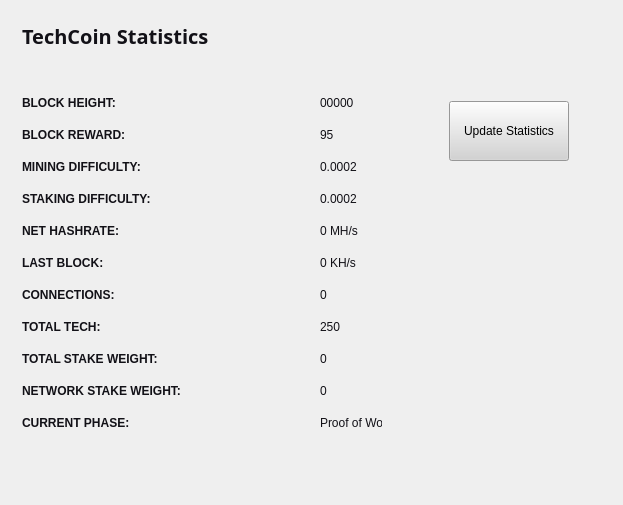
This is src/qt/forms/statisticspage.ui in techcoincommunity/techcoin as Qt 5 draws it before an edit. The edited form follows.
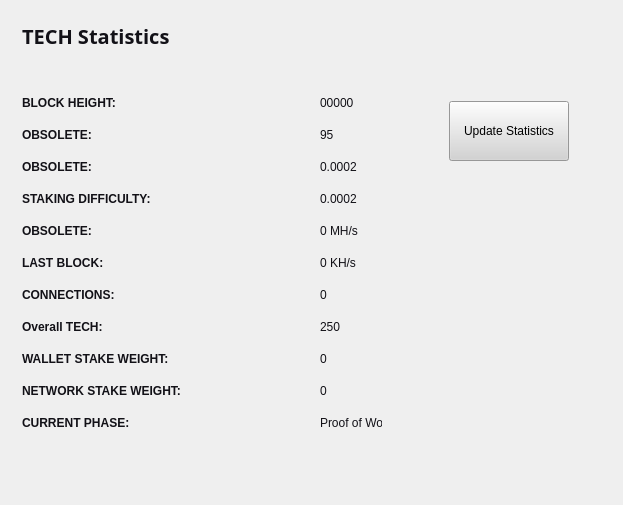
This is the edited form.

```diff
--- a/src/qt/forms/statisticspage.ui
+++ b/src/qt/forms/statisticspage.ui
@@ -105,7 +105,7 @@
         <item row="2" column="0">
          <widget class="QLabel" name="label_12">
           <property name="text">
-           <string>&lt;html&gt;&lt;head/&gt;&lt;body&gt;&lt;p&gt;&lt;span style=&quot; font-weight:600; color:#121117;&quot;&gt;BLOCK REWARD:&lt;/span&gt;&lt;/p&gt;&lt;/body&gt;&lt;/html&gt;</string>
+           <string>&lt;html&gt;&lt;head/&gt;&lt;body&gt;&lt;p&gt;&lt;span style=&quot; font-weight:600; color:#121117;&quot;&gt;OBSOLETE:&lt;/span&gt;&lt;/p&gt;&lt;/body&gt;&lt;/html&gt;</string>
           </property>
          </widget>
         </item>
@@ -122,7 +122,7 @@
         <item row="3" column="0">
          <widget class="QLabel" name="label_13">
           <property name="text">
-           <string>&lt;html&gt;&lt;head/&gt;&lt;body&gt;&lt;p&gt;&lt;span style=&quot; font-weight:600; color:#121117;&quot;&gt;MINING DIFFICULTY:&lt;/span&gt;&lt;/p&gt;&lt;/body&gt;&lt;/html&gt;</string>
+           <string>&lt;html&gt;&lt;head/&gt;&lt;body&gt;&lt;p&gt;&lt;span style=&quot; font-weight:600; color:#121117;&quot;&gt;OBSOLETE:&lt;/span&gt;&lt;/p&gt;&lt;/body&gt;&lt;/html&gt;</string>
           </property>
          </widget>
         </item>
@@ -206,7 +206,7 @@
         <item row="8" column="0">
          <widget class="QLabel" name="label_8">
           <property name="text">
-           <string>&lt;html&gt;&lt;head/&gt;&lt;body&gt;&lt;p&gt;&lt;span style=&quot; font-weight:600; color:#121117;&quot;&gt;TOTAL TECH:&lt;/span&gt;&lt;/p&gt;&lt;/body&gt;&lt;/html&gt;</string>
+           <string>&lt;html&gt;&lt;head/&gt;&lt;body&gt;&lt;p&gt;&lt;span style=&quot; font-weight:600; color:#121117;&quot;&gt;Overall TECH:&lt;/span&gt;&lt;/p&gt;&lt;/body&gt;&lt;/html&gt;</string>
           </property>
          </widget>
         </item>
@@ -223,7 +223,7 @@
         <item row="9" column="0">
          <widget class="QLabel" name="label_10">
           <property name="text">
-           <string>&lt;html&gt;&lt;head/&gt;&lt;body&gt;&lt;p&gt;&lt;span style=&quot; font-weight:600; color:#121117;&quot;&gt;TOTAL STAKE WEIGHT:&lt;/span&gt;&lt;/p&gt;&lt;/body&gt;&lt;/html&gt;</string>
+           <string>&lt;html&gt;&lt;head/&gt;&lt;body&gt;&lt;p&gt;&lt;span style=&quot; font-weight:600; color:#121117;&quot;&gt;WALLET STAKE WEIGHT:&lt;/span&gt;&lt;/p&gt;&lt;/body&gt;&lt;/html&gt;</string>
           </property>
          </widget>
         </item>
@@ -274,7 +274,7 @@
         <item row="5" column="0">
          <widget class="QLabel" name="label_16">
           <property name="text">
-           <string>&lt;html&gt;&lt;head/&gt;&lt;body&gt;&lt;p&gt;&lt;span style=&quot; font-weight:600; color:#121117;&quot;&gt;NET HASHRATE:&lt;/span&gt;&lt;/p&gt;&lt;/body&gt;&lt;/html&gt;</string>
+           <string>&lt;html&gt;&lt;head/&gt;&lt;body&gt;&lt;p&gt;&lt;span style=&quot; font-weight:600; color:#121117;&quot;&gt;OBSOLETE:&lt;/span&gt;&lt;/p&gt;&lt;/body&gt;&lt;/html&gt;</string>
           </property>
          </widget>
         </item>
@@ -293,7 +293,7 @@
            </font>
           </property>
           <property name="text">
-           <string>&lt;html&gt;&lt;head/&gt;&lt;body&gt;&lt;p&gt;&lt;span style=&quot; font-size:20px; font-weight:600; color:#121117;&quot;&gt;TechCoin Statistics&lt;/span&gt;&lt;/p&gt;&lt;/body&gt;&lt;/html&gt;</string>
+           <string>&lt;html&gt;&lt;head/&gt;&lt;body&gt;&lt;p&gt;&lt;span style=&quot; font-size:20px; font-weight:600; color:#121117;&quot;&gt;TECH Statistics&lt;/span&gt;&lt;/p&gt;&lt;/body&gt;&lt;/html&gt;</string>
           </property>
          </widget>
         </item>
```
